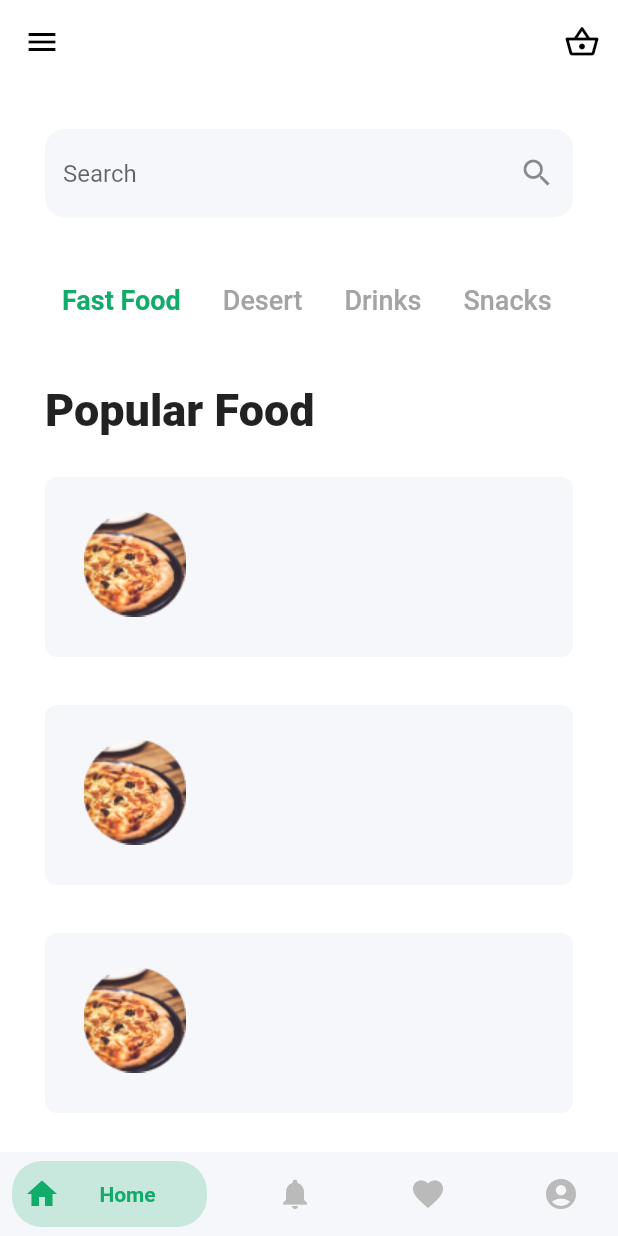
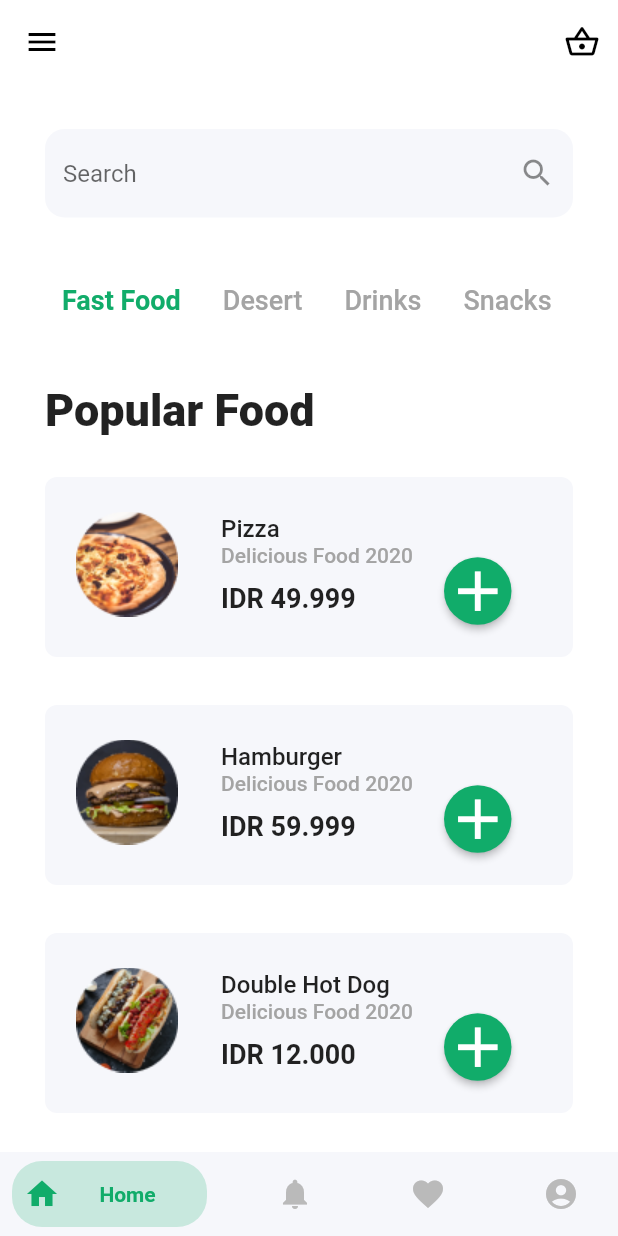
Before and after one commit to lvstr/boldfood, a Flutter app: the screen it shows after launch, on a phone screen of 412 x 824 dp. Run offline on Flutter 3.47's test engine with Material 2 defaults, Android fonts, the light colour scheme and no system bars; drawn by our look-alikes of bottom_navy_bar.

Commit message:
Add SliverAppBar and Foods Card List

```diff
--- a/lib/model/foods_model.dart
+++ b/lib/model/foods_model.dart
@@ -4,7 +4,7 @@ class Foods {
   String title;
   String imageIcon;
   String imageBig;
-  num price;
+  String price;
 
   Foods({
     required this.name,
@@ -16,77 +16,61 @@ class Foods {
   });
 }
 
-var foodsList = [
+List<Foods> foods = [
   Foods(
-    name: 'Farm House Lembang',
+    name: 'Pizza',
     description: "Our very own! Smashed Burger",
     title: "Delicious Food 2020",
     imageIcon: 'images/foods/pizza.png',
     imageBig: 'images/tes.jpg',
-    price: 12000,
+    price: "49.999",
   ),
   Foods(
-    name: 'Observatorium Bosscha',
+    name: 'Hamburger',
+    description: "Our very own! Smashed Burger",
+    title: "Delicious Food 2020",
+    imageIcon: 'images/foods/hamburger.png',
+    imageBig: 'images/tes.jpg',
+    price: "59.999",
+  ),
+  Foods(
+    name: 'Double Hot Dog',
+    description: "Our very own! Smashed Burger",
+    title: "Delicious Food 2020",
+    imageIcon: 'images/foods/doublehotdog.png',
+    imageBig: 'images/tes.jpg',
+    price: "12.000",
+  ),
+  Foods(
+    name: 'Pasta Crunchy',
     description: "Our very own! Smashed Burger",
     title: "Delicious Food 2020",
     imageIcon: 'images/foods/pizza.png',
     imageBig: 'images/tes.jpg',
-    price: 12000,
+    price: "12.000",
   ),
   Foods(
-    name: 'Jalan Asia Afrika',
+    name: 'Menantea',
+    description: "Our very own! Smashed Burger",
+    title: "Top 2021",
+    imageIcon: 'images/foods/pizza.png',
+    imageBig: 'images/tes.jpg',
+    price: "12.000",
+  ),
+  Foods(
+    name: 'Es Teh Hangat',
     description: "Our very own! Smashed Burger",
     title: "Delicious Food 2020",
     imageIcon: 'images/foods/pizza.png',
     imageBig: 'images/tes.jpg',
-    price: 12000,
+    price: "34.999",
   ),
   Foods(
-    name: 'Stone Garden',
+    name: 'Gorengan Sultan',
     description: "Our very own! Smashed Burger",
     title: "Delicious Food 2020",
     imageIcon: 'images/foods/pizza.png',
     imageBig: 'images/tes.jpg',
-    price: 12000,
-  ),
-  Foods(
-    name: 'Taman Film Pasopati',
-    description: "Our very own! Smashed Burger",
-    title: "Delicious Food 2020",
-    imageIcon: 'images/foods/pizza.png',
-    imageBig: 'images/tes.jpg',
-    price: 12000,
-  ),
-  Foods(
-    name: 'Museum Geologi',
-    description: "Our very own! Smashed Burger",
-    title: "Delicious Food 2020",
-    imageIcon: 'images/foods/pizza.png',
-    imageBig: 'images/tes.jpg',
-    price: 12000,
-  ),
-  Foods(
-    name: 'Floating Market',
-    description: "Our very own! Smashed Burger",
-    title: "Delicious Food 2020",
-    imageIcon: 'images/foods/pizza.png',
-    imageBig: 'images/tes.jpg',
-    price: 12000,
-  ),
-  Foods(
-    name: 'Kawah Putih',
-    description: "Our very own! Smashed Burger",
-    title: "Delicious Food 2020",
-    imageIcon: 'images/foods/pizza.png',
-    imageBig: 'images/tes.jpg',
-    price: 12000,
-  ),
-  Foods(
-    name: 'Ranca Upas',
-    description: "Our very own! Smashed Burger",
-    title: "Delicious Food 2020",
-    imageIcon: 'images/foods/pizza.png',
-    imageBig: 'images/tes.jpg',
-    price: 12000,
+    price: "12.000",
   ),
 ];
--- a/lib/pages/home.dart
+++ b/lib/pages/home.dart
@@ -2,6 +2,7 @@ import 'package:bottom_navy_bar/bottom_navy_bar.dart';
 import 'package:flutter/material.dart';
 import 'package:boldfood/utils/palette.dart';
 import 'package:boldfood/elements/category.dart';
+import 'package:boldfood/model/foods_model.dart';
 
 class Home extends StatefulWidget {
   @override
@@ -14,20 +15,6 @@ class _Home extends State<Home> {
   @override
   Widget build(BuildContext context) {
     return Scaffold(
-        appBar: AppBar(
-          backgroundColor: Colors.white,
-          elevation: 0.0,
-          actions: <Widget>[
-            IconButton(
-              icon: Icon(
-                Icons.shopping_basket_outlined,
-                color: Colors.black,
-              ),
-              onPressed: () {},
-            )
-          ],
-          iconTheme: IconThemeData(color: Colors.black),
-        ),
         drawer: Drawer(),
         bottomNavigationBar: BottomNavyBar(
           showElevation: false,
@@ -65,8 +52,25 @@ class _Home extends State<Home> {
                 inactiveColor: Color(0xFFBABABA)),
           ],
         ),
-        body: SingleChildScrollView(
-            child: Column(children: [
+        body: CustomScrollView(
+          physics: ScrollPhysics(),
+          slivers: <Widget>[
+            SliverAppBar(
+              backgroundColor: Colors.white,
+              actions: <Widget>[
+                IconButton(
+                  icon: Icon(
+                    Icons.shopping_basket_outlined,
+                    color: Colors.black,
+                  ),
+                  onPressed: () {},
+                )
+              ],
+              iconTheme: IconThemeData(color: Colors.black),
+            ),
+            SliverList(
+                delegate: SliverChildListDelegate([
+              Column(children: [
                 Container(
                   margin: EdgeInsets.only(right: 30.0, left: 30.0, top: 30.0),
                   child: TextField(
@@ -80,10 +84,12 @@ class _Home extends State<Home> {
                       ),
                       focusedBorder: OutlineInputBorder(
                           borderSide: BorderSide(color: Color(0xFFE0E0E0)),
-                    borderRadius: BorderRadius.all(Radius.circular(13.0))),
+                          borderRadius:
+                              BorderRadius.all(Radius.circular(13.0))),
                       enabledBorder: OutlineInputBorder(
                           borderSide: BorderSide(color: Colors.transparent),
-                    borderRadius: BorderRadius.all(Radius.circular(13.0))),
+                          borderRadius:
+                              BorderRadius.all(Radius.circular(13.0))),
                     ),
                   ),
                 ),
@@ -93,17 +99,29 @@ class _Home extends State<Home> {
                     margin: EdgeInsets.only(left: 30.0),
                     child: Text("Popular Food",
                         style: TextStyle(
-                      fontSize: 30, height: 2.5, fontWeight: FontWeight.w900))),
-                      FoodList(),
-                      FoodList(),
-                      FoodList(),
-                      FoodList(),
-                      FoodList(),
-        ])));
+                            fontSize: 30,
+                            height: 2.5,
+                            fontWeight: FontWeight.w900))),
+                ListView.builder(
+                  physics: NeverScrollableScrollPhysics(),
+                  shrinkWrap: true,
+                  itemBuilder: (BuildContext context, int index) {
+                    return InkWell(onTap: () {}, child: FoodList(foods[index]));
+                  },
+                  itemCount: foods.length,
+                )
+              ])
+            ]))
+          ],
+        ));
   }
 }
 
 class FoodList extends StatelessWidget {
+  final Foods food;
+
+  FoodList(this.food);
+
   @override
   Widget build(BuildContext context) {
     return Container(
@@ -118,15 +136,51 @@ class FoodList extends StatelessWidget {
             borderRadius: BorderRadius.circular(8.0),
           ),
         ),
+        Row(mainAxisAlignment: MainAxisAlignment.start, children: <Widget>[
           Container(
-          margin: EdgeInsets.symmetric(vertical: 30.0),
+            margin:
+                EdgeInsets.only(top: 30.0, bottom: 30.0, left: 40, right: 18),
             alignment: FractionalOffset.centerLeft,
             child: Image(
-            image: AssetImage("images/foods/pizza.png"),
+              image: AssetImage(food.imageIcon),
               height: 92.0,
-            width: 180.0,
             ),
           ),
+          Container(
+            child: Column(
+              crossAxisAlignment: CrossAxisAlignment.start,
+              children: <Widget>[
+                Text(food.name,
+                    style: TextStyle(
+                      fontSize: 16,
+                      fontWeight: FontWeight.w500,
+                    )),
+                Text(food.title,
+                    style: TextStyle(
+                        fontSize: 14,
+                        fontWeight: FontWeight.w500,
+                        color: Color(0xFFA4A4A4))),
+                Container(
+                    margin: EdgeInsets.only(top: 10),
+                    child: Text("IDR ${food.price}",
+                        style: TextStyle(
+                            fontSize: 18, fontWeight: FontWeight.bold)))
+              ],
+            ),
+          ),
+        ]),
+        Container(
+            margin: EdgeInsets.fromLTRB(280, 70, 0, 0),
+            child: ElevatedButton(
+              onPressed: () {},
+              child: Icon(
+                Icons.add,
+                color: Colors.white,
+                size: 45.0,
+              ),
+              style: ElevatedButton.styleFrom(
+                  shape: CircleBorder(), primary: Palette.theme),
+            )),
       ],
     ));
   }
```
Also changed, not shown: images/foods/doublehotdog.png (added), images/foods/hamburger.png (added). Lines whose indentation alone changed are shown as unchanged.
